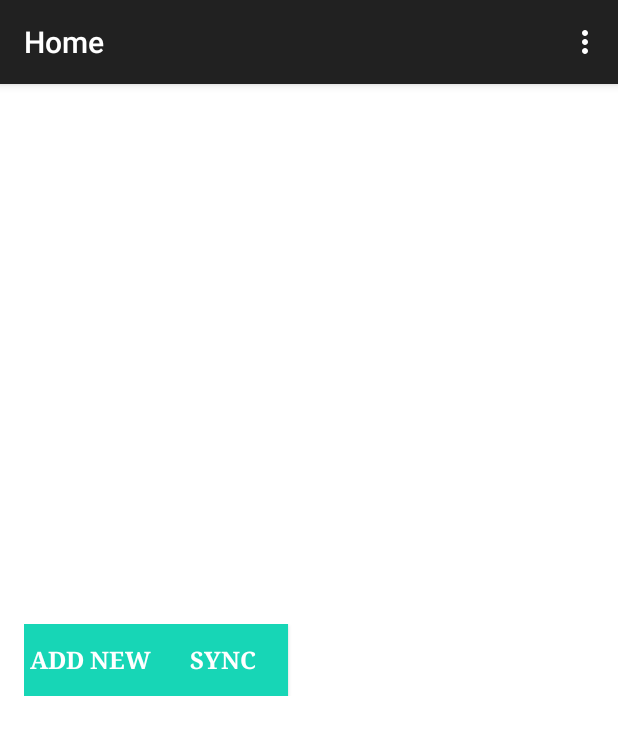
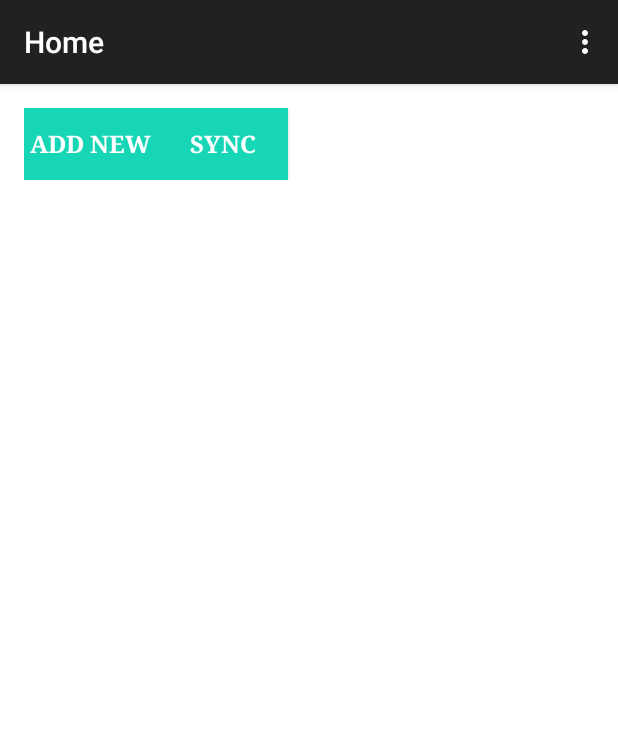
Before and after one commit to torreta/MediApp-Android, an Android app: the MainActivity screen opened directly, with no data from a screen before it, on a phone screen of 412 x 824 dp. Shown: the top 735 px of the screen. Run offline under Robolectric (Android 15) with nearby library versions, the phone set to English and light mode, and no system bars; 1 statement that could not run was skipped.

Commit message:
added new server and added style to main layout

```diff
--- a/app/src/main/java/com/mediapp/ft/mediapp/LoginActivity.java
+++ b/app/src/main/java/com/mediapp/ft/mediapp/LoginActivity.java
@@ -274,7 +274,7 @@ public class LoginActivity extends Activity implements LoaderCallbacks<Cursor> {
             String authtoken = null;
             Bundle data = new Bundle();
             final String accountType = AccountGeneral.ACCOUNT_TYPE;
-
+            System.out.println("estoy en el intento de login (func)");
             try {
 
                 // Create Account
@@ -286,6 +286,7 @@ public class LoginActivity extends Activity implements LoaderCallbacks<Cursor> {
                 mAccountManager.addAccountExplicitly(account, mPassword, null);
                 mAccountManager.setAuthToken(account, accountType, authtoken);
             } catch (Exception e) {
+                System.out.println("estoy en el intento de login (fail?)");
                 System.out.println(e.getMessage());
                 return false;
             }
--- a/app/src/main/java/com/mediapp/ft/sync/ParseComServerAuthenticate.java
+++ b/app/src/main/java/com/mediapp/ft/sync/ParseComServerAuthenticate.java
@@ -25,7 +25,7 @@ public class ParseComServerAuthenticate implements ServerAuthenticate{
     @Override
     public String userSignUp(String userName, String email, String pass, String passConfirmation) throws Exception {
 
-        String url = "http://192.168.0.100:3000/api/v1/users";
+        String url = "http://torreta-163528.sae1.nitrousbox.com/api/v1/users";
 
         DefaultHttpClient httpClient = new DefaultHttpClient();
         HttpPost httpPost = new HttpPost(url);
@@ -62,7 +62,7 @@ public class ParseComServerAuthenticate implements ServerAuthenticate{
     public String userSignIn(String user, String pass, String authType) throws Exception {
 
         DefaultHttpClient httpClient = new DefaultHttpClient();
-        String url = "http://192.168.0.100:3000/api/v1/sessions";
+        String url = "http://torreta-163528.sae1.nitrousbox.com/api/v1/sessions";
         String responseString = null;
 
         HttpPost post = new HttpPost(url);
--- a/app/src/main/res/layout/activity_main.xml
+++ b/app/src/main/res/layout/activity_main.xml
@@ -10,11 +10,35 @@
     android:paddingBottom="@dimen/activity_vertical_margin"
     tools:context=".MainActivity">
 
+
+    <!-- Login progress -->
+    <ProgressBar android:id="@+id/signup_progress" style="?android:attr/progressBarStyleLarge"
+        android:layout_width="wrap_content" android:layout_height="wrap_content"
+        android:layout_marginBottom="8dp" android:visibility="gone" />
+
+    <ScrollView android:id="@+id/home_form" android:layout_width="match_parent"
+        android:layout_height="match_parent">
+
+        <LinearLayout android:id="@+id/email_login_form" android:layout_width="match_parent"
+            android:layout_height="fill_parent"
+            android:orientation="vertical"
+            style="@style/MedStyle.View">
+
+
+                <LinearLayout
+                    style="@style/MedStyle"
+                    android:id="@+id/top_bar_home"
+                    android:orientation="horizontal">
+
+
                     <LinearLayout
                         android:id="@+id/top_bar"
                         android:orientation="horizontal"
                         android:layout_width="match_parent"
-        android:layout_height="wrap_content" >
+                        android:layout_height="wrap_content"
+                        android:layout_gravity="start"
+
+                        >
 
                         <Button
                             style="@style/MedStyle.Button"
@@ -44,3 +68,10 @@
                         />
 
                 </LinearLayout>
+
+
+        </LinearLayout>
+
+    </ScrollView>
+
+</LinearLayout>
--- a/app/src/main/res/values/styles.xml
+++ b/app/src/main/res/values/styles.xml
@@ -59,6 +59,7 @@
     <color name="background_color">#FFFFFF</color>
     <color name="med_green">#17D6B6</color>
     <color name="text_color_dark">#607d8b</color>
-    <color name="text_color_red">#ff5722</color>
+    <!--<color name="text_color_red">#ff5722</color>-->
+    <color name="text_color_red">#607d8b</color>
     <!--FFF-->
 </resources>
```
Lines whose indentation alone changed are shown as unchanged.
